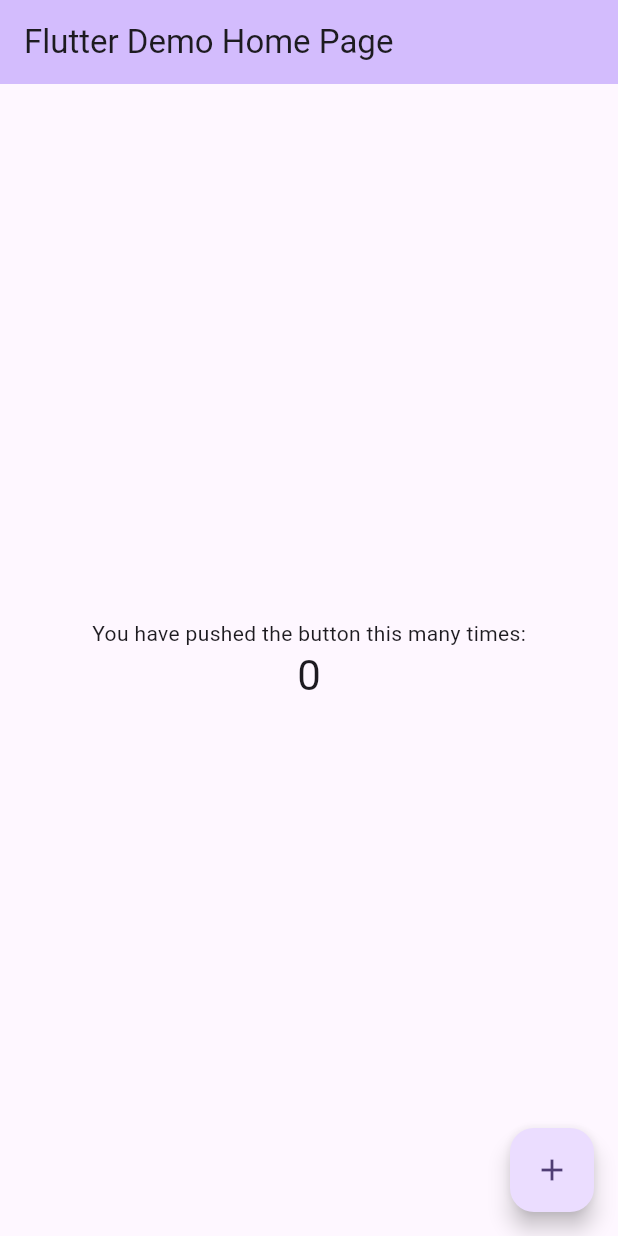
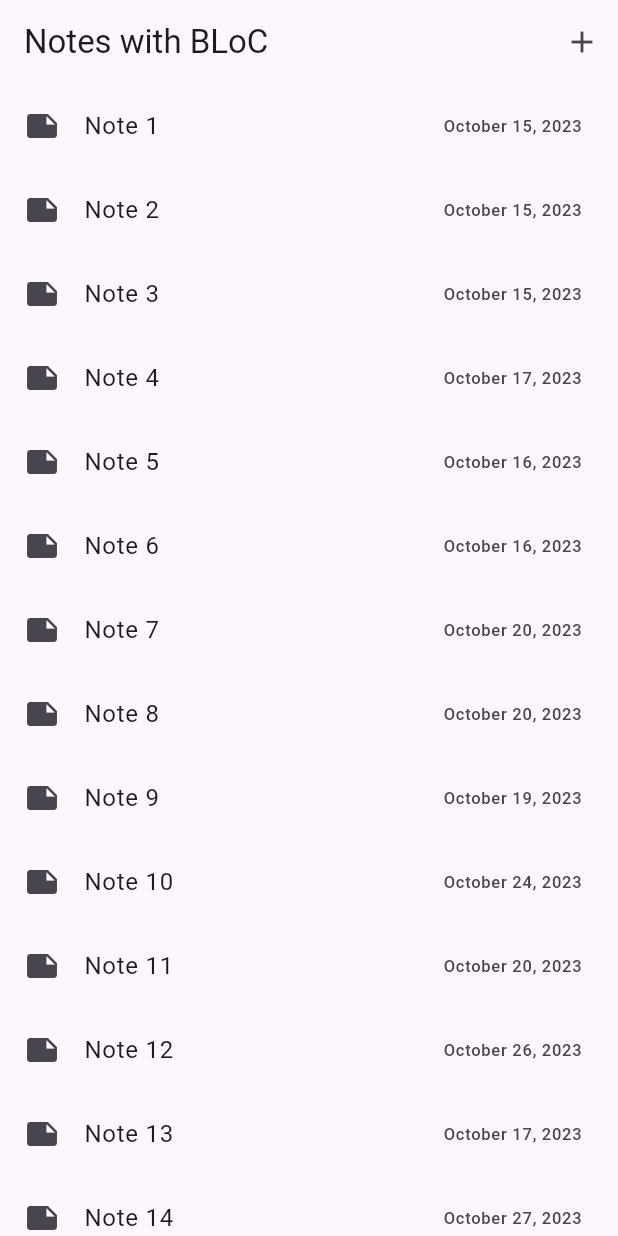
Before and after one commit to MiraculousNightingale/bloc_notes, a Flutter app: the screen it shows after launch, on a phone screen of 412 x 824 dp. Run offline on Flutter 3.47's test engine with Material 2 defaults, Android fonts, the phone set to English and light mode, and no system bars; our stand-ins replace go_router.

Commit message:
Add basic note list

```diff
--- /dev/null
+++ b/lib/app/app.dart
@@ -0,0 +1,39 @@
+import 'package:bloc_notes/ui/screens/note_form_screen.dart';
+import 'package:bloc_notes/ui/screens/note_list_screen.dart';
+import 'package:flutter/material.dart';
+import 'package:go_router/go_router.dart';
+
+class NotesApp extends MaterialApp {
+  NotesApp({super.key})
+      : super.router(
+          theme: ThemeData(
+            useMaterial3: true,
+          ),
+          routerConfig: _router,
+        );
+}
+
+final _router = GoRouter(
+  initialLocation: NoteListScreen.path,
+  routes: [
+    GoRoute(
+      path: NoteListScreen.path,
+      builder: (context, state) => const NoteListScreen(),
+      routes: [
+        GoRoute(
+          path: NoteFormScreen.subPath,
+          builder: (context, state) => const NoteFormScreen(
+            isCreateMode: true,
+          ),
+        ),
+        //TODO: implement update route
+        // GoRoute(
+        //   path: NoteFormScreen.subPath,
+        //   builder: (context, state) => const NoteFormScreen(
+        //     isCreateMode: false,
+        //   ),
+        // ),
+      ],
+    ),
+  ],
+);
--- a/lib/main.dart
+++ b/lib/main.dart
@@ -1,125 +1,31 @@
+import 'dart:math';
+
+import 'package:bloc_notes/app/app.dart';
 import 'package:flutter/material.dart';
 
+import 'models/note.dart';
+
 void main() {
-  runApp(const MyApp());
+  runApp(NotesApp());
 }
 
-class MyApp extends StatelessWidget {
-  const MyApp({super.key});
-
-  // This widget is the root of your application.
-  @override
-  Widget build(BuildContext context) {
-    return MaterialApp(
-      title: 'Flutter Demo',
-      theme: ThemeData(
-        // This is the theme of your application.
-        //
-        // TRY THIS: Try running your application with "flutter run". You'll see
-        // the application has a blue toolbar. Then, without quitting the app,
-        // try changing the seedColor in the colorScheme below to Colors.green
-        // and then invoke "hot reload" (save your changes or press the "hot
-        // reload" button in a Flutter-supported IDE, or press "r" if you used
-        // the command line to start the app).
-        //
-        // Notice that the counter didn't reset back to zero; the application
-        // state is not lost during the reload. To reset the state, use hot
-        // restart instead.
-        //
-        // This works for code too, not just values: Most code changes can be
-        // tested with just a hot reload.
-        colorScheme: ColorScheme.fromSeed(seedColor: Colors.deepPurple),
-        useMaterial3: true,
+// TODO: Remove later
+final kRandom = Random();
+List<Note> generateNotes() {
+  final list = <Note>[];
+  for (var i = 1; i <= 15; ++i) {
+    final createdAt = kRandom.nextInt(i);
+    final updatedAt = createdAt + kRandom.nextInt(i + 10);
+    list.add(
+      Note(
+        title: 'Note $i',
+        text: 'Text $i',
+        createdAt: DateTime.now().add(Duration(days: createdAt)),
+        updatedAt: DateTime.now().add(Duration(days: updatedAt)),
       ),
-      home: const MyHomePage(title: 'Flutter Demo Home Page'),
     );
   }
+  return list;
 }
 
-class MyHomePage extends StatefulWidget {
-  const MyHomePage({super.key, required this.title});
-
-  // This widget is the home page of your application. It is stateful, meaning
-  // that it has a State object (defined below) that contains fields that affect
-  // how it looks.
-
-  // This class is the configuration for the state. It holds the values (in this
-  // case the title) provided by the parent (in this case the App widget) and
-  // used by the build method of the State. Fields in a Widget subclass are
-  // always marked "final".
-
-  final String title;
-
-  @override
-  State<MyHomePage> createState() => _MyHomePageState();
-}
-
-class _MyHomePageState extends State<MyHomePage> {
-  int _counter = 0;
-
-  void _incrementCounter() {
-    setState(() {
-      // This call to setState tells the Flutter framework that something has
-      // changed in this State, which causes it to rerun the build method below
-      // so that the display can reflect the updated values. If we changed
-      // _counter without calling setState(), then the build method would not be
-      // called again, and so nothing would appear to happen.
-      _counter++;
-    });
-  }
-
-  @override
-  Widget build(BuildContext context) {
-    // This method is rerun every time setState is called, for instance as done
-    // by the _incrementCounter method above.
-    //
-    // The Flutter framework has been optimized to make rerunning build methods
-    // fast, so that you can just rebuild anything that needs updating rather
-    // than having to individually change instances of widgets.
-    return Scaffold(
-      appBar: AppBar(
-        // TRY THIS: Try changing the color here to a specific color (to
-        // Colors.amber, perhaps?) and trigger a hot reload to see the AppBar
-        // change color while the other colors stay the same.
-        backgroundColor: Theme.of(context).colorScheme.inversePrimary,
-        // Here we take the value from the MyHomePage object that was created by
-        // the App.build method, and use it to set our appbar title.
-        title: Text(widget.title),
-      ),
-      body: Center(
-        // Center is a layout widget. It takes a single child and positions it
-        // in the middle of the parent.
-        child: Column(
-          // Column is also a layout widget. It takes a list of children and
-          // arranges them vertically. By default, it sizes itself to fit its
-          // children horizontally, and tries to be as tall as its parent.
-          //
-          // Column has various properties to control how it sizes itself and
-          // how it positions its children. Here we use mainAxisAlignment to
-          // center the children vertically; the main axis here is the vertical
-          // axis because Columns are vertical (the cross axis would be
-          // horizontal).
-          //
-          // TRY THIS: Invoke "debug painting" (choose the "Toggle Debug Paint"
-          // action in the IDE, or press "p" in the console), to see the
-          // wireframe for each widget.
-          mainAxisAlignment: MainAxisAlignment.center,
-          children: <Widget>[
-            const Text(
-              'You have pushed the button this many times:',
-            ),
-            Text(
-              '$_counter',
-              style: Theme.of(context).textTheme.headlineMedium,
-            ),
-          ],
-        ),
-      ),
-      floatingActionButton: FloatingActionButton(
-        onPressed: _incrementCounter,
-        tooltip: 'Increment',
-        child: const Icon(Icons.add),
-      ), // This trailing comma makes auto-formatting nicer for build methods.
-    );
-  }
-}
+final kDummyNotes = [...generateNotes()];
--- /dev/null
+++ b/lib/models/note.dart
@@ -0,0 +1,21 @@
+// ignore_for_file: public_member_api_docs, sort_constructors_first
+import 'package:intl/intl.dart';
+
+class Note {
+  Note({
+    required this.title,
+    required this.text,
+    this.createdAt,
+    this.updatedAt,
+  });
+  final String title;
+  final String text;
+  final DateTime? createdAt;
+  final DateTime? updatedAt;
+  // TODO: final Pictures?
+
+  String get createdAtFormatted =>
+      createdAt != null ? DateFormat.yMMMMd().format(createdAt!) : '';
+  String get updatedAtFormatted =>
+      updatedAt != null ? DateFormat.yMMMMd().format(updatedAt!) : '';
+}
--- /dev/null
+++ b/lib/ui/screens/note_form_screen.dart
@@ -0,0 +1,23 @@
+import 'package:bloc_notes/ui/screens/note_list_screen.dart';
+import 'package:flutter/material.dart';
+
+class NoteFormScreen extends StatelessWidget {
+  static const subPath = 'form';
+  static const path = '${NoteListScreen.path}/$subPath';
+
+  final bool isCreateMode;
+
+  const NoteFormScreen({
+    super.key,
+    required this.isCreateMode,
+  });
+
+  @override
+  Widget build(BuildContext context) {
+    return Scaffold(
+      appBar: AppBar(
+        title: Text('${isCreateMode ? 'Create' : 'Update'} Note'),
+      ),
+    );
+  }
+}
--- /dev/null
+++ b/lib/ui/screens/note_list_screen.dart
@@ -0,0 +1,36 @@
+import 'package:bloc_notes/main.dart';
+import 'package:bloc_notes/ui/screens/note_form_screen.dart';
+import 'package:flutter/material.dart';
+import 'package:go_router/go_router.dart';
+
+import '../../models/note.dart';
+import '../widgets/note_list_item.dart';
+
+class NoteListScreen extends StatelessWidget {
+  static const path = '/notes';
+  const NoteListScreen({super.key});
+
+  @override
+  Widget build(BuildContext context) {
+    return Scaffold(
+      appBar: AppBar(
+        title: const Text('Notes with BLoC'),
+        actions: [
+          IconButton(
+            onPressed: () {
+              context.go(NoteFormScreen.path);
+            },
+            icon: const Icon(Icons.add),
+          ),
+        ],
+      ),
+      body: ListView.builder(
+        itemCount: kDummyNotes.length,
+        itemBuilder: (context, index) {
+          final note = kDummyNotes[index];
+          return NoteListItem(note: note);
+        },
+      ),
+    );
+  }
+}
--- /dev/null
+++ b/lib/ui/widgets/note_list_item.dart
@@ -0,0 +1,22 @@
+import 'package:bloc_notes/models/note.dart';
+import 'package:flutter/material.dart';
+
+class NoteListItem extends StatelessWidget {
+  const NoteListItem({
+    super.key,
+    required this.note,
+  });
+
+  final Note note;
+
+  @override
+  Widget build(BuildContext context) {
+    return Material(
+      child: ListTile(
+        leading: const Icon(Icons.note),
+        title: Text(note.title),
+        trailing: Text(note.createdAtFormatted),
+      ),
+    );
+  }
+}
--- a/pubspec.yaml
+++ b/pubspec.yaml
@@ -35,6 +35,8 @@ dependencies:
   # The following adds the Cupertino Icons font to your application.
   # Use with the CupertinoIcons class for iOS style icons.
   cupertino_icons: ^1.0.2
+  intl: ^0.18.1
+  go_router: ^11.1.4
 
 dev_dependencies:
   flutter_test:
```
Also changed, not shown: pubspec.lock.
